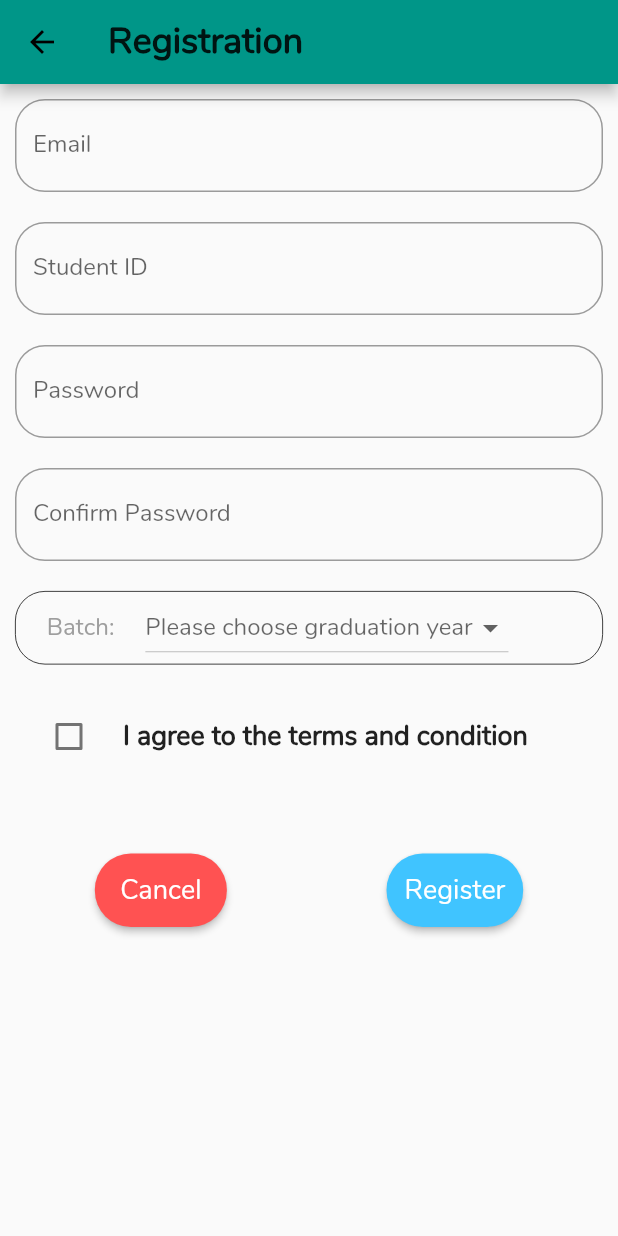
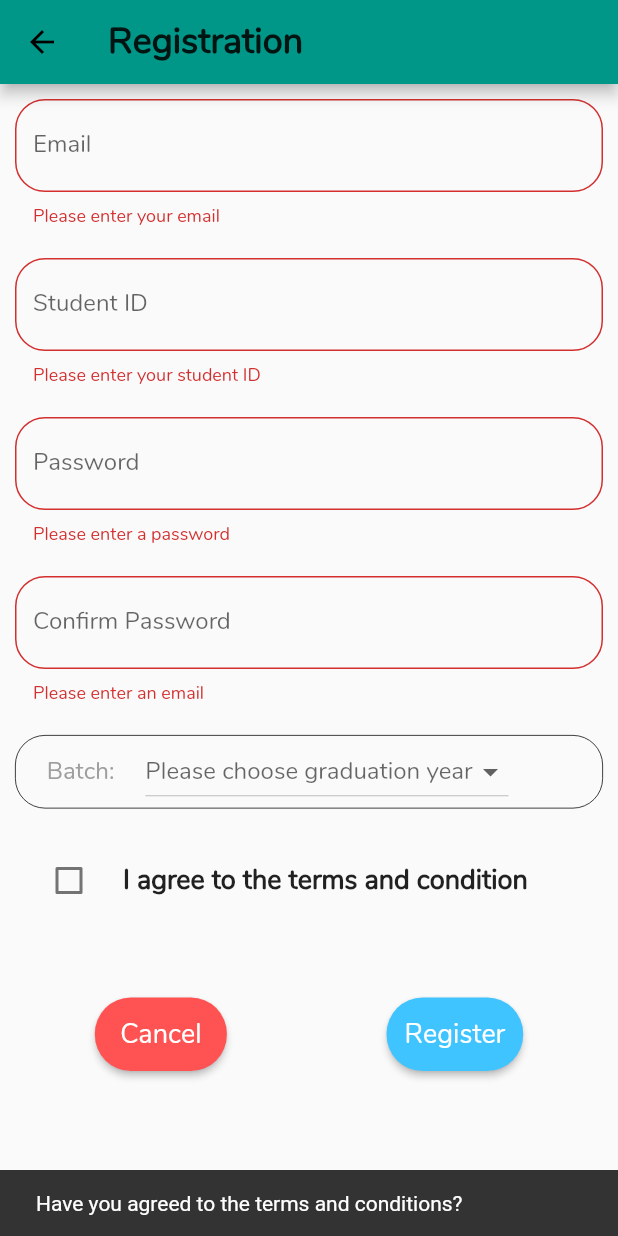
Before and after one commit to boardify-sutd/boardify_front_end, a Flutter app: the RegistrationPage screen opened directly, after a tap on "Register", on a phone screen of 412 x 824 dp. Run offline on Flutter 3.47's test engine with Material 2 defaults, Android fonts, the phone set to English and light mode, and no system bars; our stand-ins replace dots_indicator.

Commit message:
Added backend validation for registration -require change of return value for email to not be a list

```diff
--- a/lib/registration_page.dart
+++ b/lib/registration_page.dart
@@ -200,18 +200,20 @@ class _RegistrationPageState extends State<RegistrationPage> {
                           borderRadius: BorderRadius.circular(24),
                         ),
                         onPressed: () async{
-                          User newUser = User(email: _emailController.text,studentid: _studentidController.text,password: _passwordController.text);
-                          User u = await createUser("https://lionellloh.localhost.run/register/",body:newUser.toMap());
-                          print (u.email);
-                          // if (_formKey.currentState.validate() && _isChecked){
-                          //   _formKey.currentState.save();
-                          //   print(_emailController);
-                          //   Route route = MaterialPageRoute(
-                          //     builder: (context) => OnBoardingPage());
-                          //   Navigator.push(context, route);
-                          // }else if (!_isChecked){
-                          //   Scaffold.of(context).showSnackBar(SnackBar(content: Text('Have you agreed to the terms and conditions?')));
-                          // }
+                          if (_formKey.currentState.validate() && _isChecked){
+                            _formKey.currentState.save();
+                            User newUser = User(email: _emailController.text,username: _studentidController.text,password: _passwordController.text);
+                            User u = await createUser("http://lionellloh.localhost.run/api/user/register/",body:newUser.toMap());
+                            if(u.email == _emailController.text){
+                              Route route = MaterialPageRoute(
+                              builder: (context) => OnBoardingPage());
+                              Navigator.push(context, route);
+                            }else{
+                              print(u.email);
+                            }
+                          }else if (!_isChecked){
+                            Scaffold.of(context).showSnackBar(SnackBar(content: Text('Have you agreed to the terms and conditions?')));
+                          }
                         },
                         padding: EdgeInsets.all(12),
                         color: Colors.lightBlueAccent,
@@ -234,15 +236,15 @@ class _RegistrationPageState extends State<RegistrationPage> {
 
 class User {
   final String email;
-  final String studentid;
+  final String username;
   final String password;
 
-  User({this.email, this.studentid, this.password});
+  User({this.email, this.username, this.password});
 
   factory User.fromJson(Map<String, dynamic> json) {
     return User(
       email: json['email'],
-      studentid: json['studentid'],
+      username: json['studentid'],
       password: json['password']
     );
   }
@@ -250,18 +252,22 @@ class User {
   Map toMap() {
     var map = new Map<String, dynamic>();
     map['email'] = email;
-    map['studentid'] = studentid;
+    map['username'] = username;
     map['password'] = password;
+
+    return map;
   }
 }
 
 Future<User> createUser (String url, {Map body}) async {
   return http.post(url, body: body).then((http.Response response) {
     final int statusCode = response.statusCode;
+    print ('status code: ' + statusCode.toString());
 
     if (statusCode< 200 || statusCode > 400 ||json == null) {
       throw new Exception("Error while fetching data");
     }
+
     return User.fromJson(json.decode(response.body));
   });
 }
```
Also changed, not shown: 1 other file.
